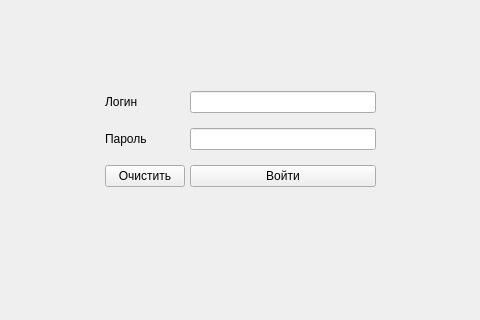
First picture: the form in designs/loginPage.ui, repository AlexeyK2021/wine-system-client, before the edit; both pictures show x 125 to 605 and y 119 to 439 of the 800 by 600 pixel window.
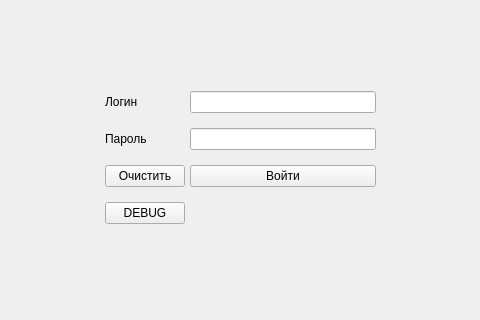
Second picture: the form after the edit.

Patch:
```diff
--- a/designs/loginPage.ui
+++ b/designs/loginPage.ui
@@ -20,7 +20,7 @@
       <x>230</x>
       <y>210</y>
       <width>271</width>
-      <height>137</height>
+      <height>139</height>
      </rect>
     </property>
     <layout class="QFormLayout" name="formLayout">
@@ -81,6 +81,16 @@
        </property>
       </widget>
      </item>
+     <item row="3" column="0">
+      <widget class="QPushButton" name="pushButton">
+       <property name="text">
+        <string>DEBUG</string>
+       </property>
+       <property name="checkable">
+        <bool>false</bool>
+       </property>
+      </widget>
+     </item>
     </layout>
    </widget>
   </widget>
```
Left out of the diff: 7 changed lines with no effect on the pictures.
